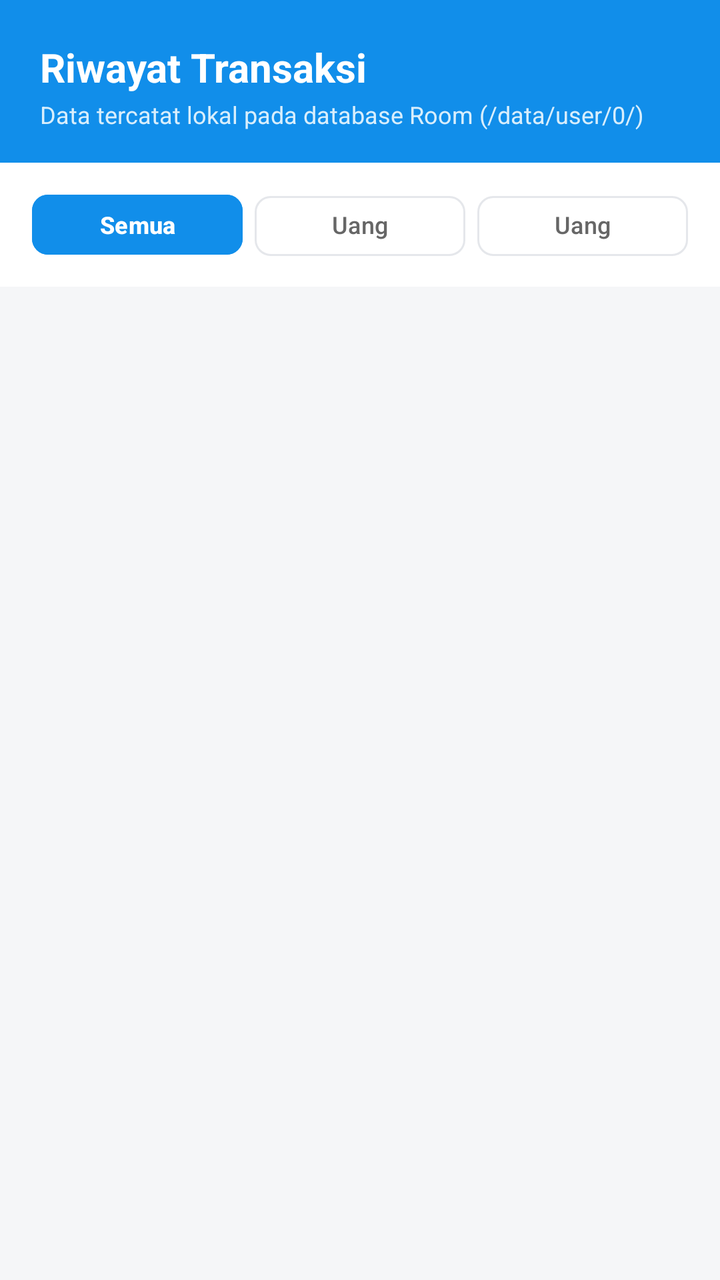
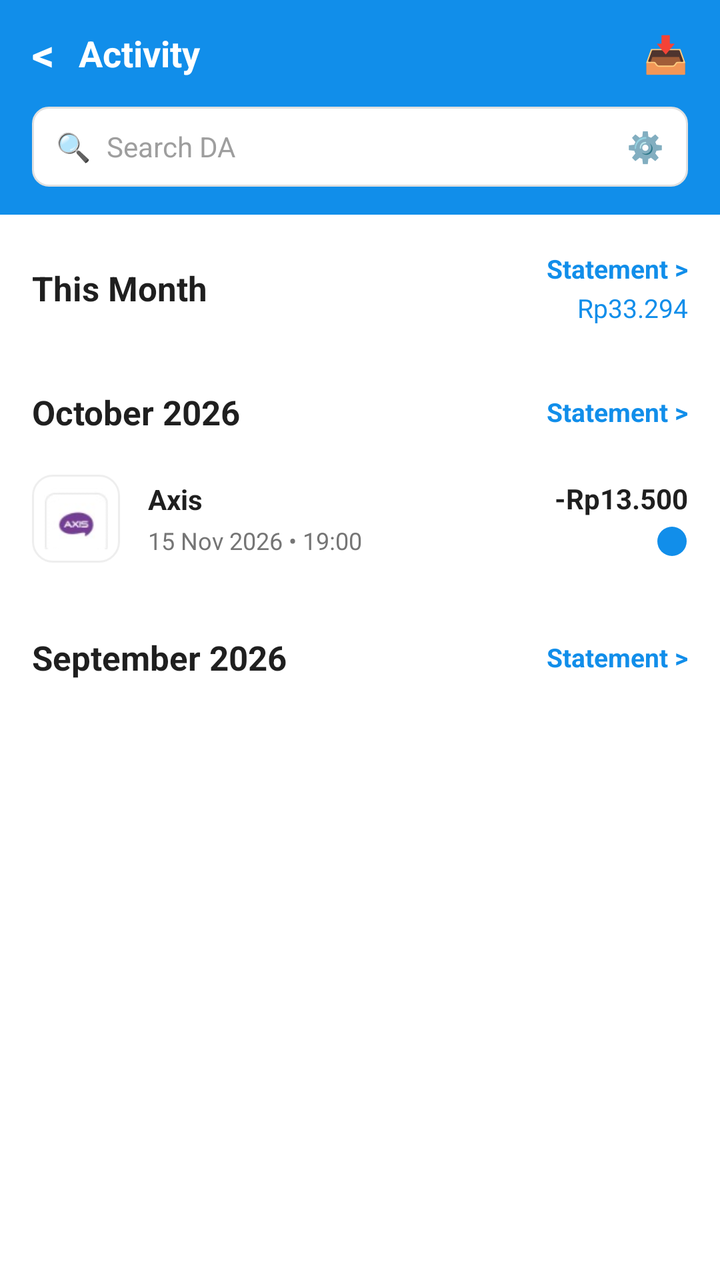

Two renders of the same Android screen: before a commit and after it. Below are the layout's source before the change and the commit's diff.
<!-- AndroidManifest.xml: application theme Theme.DanaClone -->
<!-- res/layout/fragment_riwayat.xml -->
<?xml version="1.0" encoding="utf-8"?>
<LinearLayout xmlns:android="http://schemas.android.com/apk/res/android"
    xmlns:app="http://schemas.android.com/apk/res-auto"
    android:layout_width="match_parent"
    android:layout_height="match_parent"
    android:background="@color/bg_page"
    android:orientation="vertical">

    
    <LinearLayout
        android:layout_width="match_parent"
        android:layout_height="wrap_content"
        android:background="@color/dana_blue"
        android:orientation="vertical"
        android:paddingStart="20dp"
        android:paddingTop="20dp"
        android:paddingEnd="20dp"
        android:paddingBottom="16dp">

        <TextView
            android:layout_width="wrap_content"
            android:layout_height="wrap_content"
            android:text="@string/riwayat_transaksi"
            android:textColor="@color/white"
            android:textSize="20sp"
            android:textStyle="bold" />

        <TextView
            android:layout_width="wrap_content"
            android:layout_height="wrap_content"
            android:layout_marginTop="2dp"
            android:text="Data tercatat lokal pada database Room (/data/user/0/)"
            android:textColor="#D8EEFC"
            android:textSize="12sp" />
    </LinearLayout>

    
    <LinearLayout
        android:layout_width="match_parent"
        android:layout_height="wrap_content"
        android:background="@color/white"
        android:orientation="horizontal"
        android:paddingStart="16dp"
        android:paddingTop="12dp"
        android:paddingEnd="16dp"
        android:paddingBottom="12dp">

        <com.google.android.material.button.MaterialButton
            android:id="@+id/tabSemua"
            style="@style/Widget.Material3.Button.TonalButton"
            android:layout_width="0dp"
            android:layout_height="38dp"
            android:layout_weight="1"
            android:layout_marginEnd="6dp"
            android:backgroundTint="@color/dana_blue"
            android:minHeight="38dp"
            android:text="@string/tab_semua"
            android:textColor="@color/white"
            android:textSize="12sp"
            android:textStyle="bold"
            app:cornerRadius="8dp" />

        <com.google.android.material.button.MaterialButton
            android:id="@+id/tabMasuk"
            style="@style/Widget.Material3.Button.OutlinedButton"
            android:layout_width="0dp"
            android:layout_height="38dp"
            android:layout_weight="1"
            android:layout_marginEnd="6dp"
            android:minHeight="38dp"
            android:text="@string/tab_masuk"
            android:textColor="@color/text_secondary"
            android:textSize="12sp"
            app:cornerRadius="8dp"
            app:strokeColor="@color/divider_line" />

        <com.google.android.material.button.MaterialButton
            android:id="@+id/tabKeluar"
            style="@style/Widget.Material3.Button.OutlinedButton"
            android:layout_width="0dp"
            android:layout_height="38dp"
            android:layout_weight="1"
            android:minHeight="38dp"
            android:text="@string/tab_keluar"
            android:textColor="@color/text_secondary"
            android:textSize="12sp"
            app:cornerRadius="8dp"
            app:strokeColor="@color/divider_line" />
    </LinearLayout>

    
    <FrameLayout
        android:layout_width="match_parent"
        android:layout_height="0dp"
        android:layout_weight="1">

        
        <LinearLayout
            android:id="@+id/stateLoading"
            android:layout_width="wrap_content"
            android:layout_height="wrap_content"
            android:layout_gravity="center"
            android:gravity="center"
            android:orientation="vertical"
            android:visibility="gone">

            <ProgressBar
                android:layout_width="44dp"
                android:layout_height="44dp"
                android:indeterminateTint="@color/dana_blue" />

            <TextView
                android:layout_width="wrap_content"
                android:layout_height="wrap_content"
                android:layout_marginTop="12dp"
                android:text="Memuat data transaksi internal..."
                android:textColor="@color/text_secondary"
                android:textSize="13sp" />
        </LinearLayout>

        
        <LinearLayout
            android:id="@+id/stateEmpty"
            android:layout_width="match_parent"
            android:layout_height="match_parent"
            android:gravity="center"
            android:orientation="vertical"
            android:padding="32dp"
            android:visibility="gone">

            <ImageView
                android:layout_width="80dp"
                android:layout_height="80dp"
                android:contentDescription="Riwayat Kosong"
                android:src="@drawable/ic_nav_history"
                app:tint="@color/text_muted" />

            <TextView
                android:layout_width="wrap_content"
                android:layout_height="wrap_content"
                android:layout_marginTop="16dp"
                android:text="@string/riwayat_empty_title"
                android:textColor="@color/text_primary"
                android:textSize="16sp"
                android:textStyle="bold" />

            <TextView
                android:layout_width="wrap_content"
                android:layout_height="wrap_content"
                android:layout_marginTop="6dp"
                android:gravity="center"
                android:text="@string/riwayat_empty_desc"
                android:textColor="@color/text_secondary"
                android:textSize="13sp" />
        </LinearLayout>

        
        <androidx.recyclerview.widget.RecyclerView
            android:id="@+id/rvTransactions"
            android:layout_width="match_parent"
            android:layout_height="match_parent"
            android:clipToPadding="false"
            android:paddingStart="16dp"
            android:paddingTop="12dp"
            android:paddingEnd="16dp"
            android:paddingBottom="16dp" />

    </FrameLayout>
</LinearLayout>
<!-- resources referenced by this layout -->
<resources>
  <color name="bg_page">#F5F6F8</color>
  <color name="dana_blue">#118EEA</color>
  <color name="divider_line">#E5E7EB</color>
  <color name="text_muted">#8E8E93</color>
  <color name="text_primary">#1A1A1A</color>
  <color name="text_secondary">#666666</color>
  <color name="white">#FFFFFF</color>
  <!-- drawable ic_nav_history (drawable) -->
  <vector xmlns:android="http://schemas.android.com/apk/res/android"
      android:width="24dp"
      android:height="24dp"
      android:viewportWidth="24"
      android:viewportHeight="24">
      <path
          android:fillColor="#8E8E93"
          android:pathData="M13,3c-4.97,0 -9,4.03 -9,9H1l3.89,3.89 0.07,0.14L9,12H6c0,-3.87 3.13,-7 7,-7s7,3.13 7,7 -3.13,7 -7,7c-1.93,0 -3.68,-0.79 -4.94,-2.06l-1.42,1.42C8.27,19.99 10.51,21 13,21c4.97,0 9,-4.03 9,-9s-4.03,-9 -9,-9zm-1,5v5l4.28,2.54 0.72,-1.21 -3.5,-2.08V8H12z"/>
  </vector>
  <string name="riwayat_empty_desc">Semua transaksi yang kamu lakukan akan tersimpan aman di sini.</string>
  <string name="riwayat_empty_title">Belum Ada Transaksi</string>
  <string name="riwayat_transaksi">Riwayat Transaksi</string>
  <string name="tab_keluar">Uang Keluar</string>
  <string name="tab_masuk">Uang Masuk</string>
  <string name="tab_semua">Semua</string>
  <style name="Theme.DanaClone" parent="Theme.Material3.Light.NoActionBar">
          
          <item name="android:statusBarColor">@color/dana_blue</item>
          <item name="android:windowLightStatusBar">false</item>
          <item name="android:navigationBarColor">@color/white</item>
          <item name="android:windowLightNavigationBar">true</item>
  
          
          <item name="colorPrimary">@color/dana_blue</item>
          <item name="colorPrimaryContainer">@color/dana_blue_light</item>
          <item name="colorOnPrimary">@color/white</item>
          <item name="colorSecondary">@color/dana_blue_dark</item>
          <item name="android:windowBackground">@color/bg_page</item>
      </style>
  <color name="dana_blue_light">#EAF4FD</color>
  <color name="dana_blue_dark">#0B6EBA</color>
</resources>

<!-- the commit's change to res/layout/fragment_riwayat.xml (unified diff, before → after) -->
@@ -3,7 +3,7 @@
     xmlns:app="http://schemas.android.com/apk/res-auto"
     android:layout_width="match_parent"
     android:layout_height="match_parent"
-    android:background="@color/bg_page"
+    android:background="@color/white"
     android:orientation="vertical">
 
     
@@ -12,158 +12,300 @@
         android:layout_height="wrap_content"
         android:background="@color/dana_blue"
         android:orientation="vertical"
-        android:paddingStart="20dp"
-        android:paddingTop="20dp"
-        android:paddingEnd="20dp"
-        android:paddingBottom="16dp">
-
-        <TextView
-            android:layout_width="wrap_content"
-            android:layout_height="wrap_content"
-            android:text="@string/riwayat_transaksi"
-            android:textColor="@color/white"
-            android:textSize="20sp"
-            android:textStyle="bold" />
-
-        <TextView
-            android:layout_width="wrap_content"
-            android:layout_height="wrap_content"
-            android:layout_marginTop="2dp"
-            android:text="Data tercatat lokal pada database Room (/data/user/0/)"
-            android:textColor="#D8EEFC"
-            android:textSize="12sp" />
-    </LinearLayout>
-
-    
-    <LinearLayout
-        android:layout_width="match_parent"
-        android:layout_height="wrap_content"
-        android:background="@color/white"
-        android:orientation="horizontal"
         android:paddingStart="16dp"
         android:paddingTop="12dp"
         android:paddingEnd="16dp"
-        android:paddingBottom="12dp">
-
-        <com.google.android.material.button.MaterialButton
-            android:id="@+id/tabSemua"
-            style="@style/Widget.Material3.Button.TonalButton"
-            android:layout_width="0dp"
-            android:layout_height="38dp"
-            android:layout_weight="1"
-            android:layout_marginEnd="6dp"
-            android:backgroundTint="@color/dana_blue"
-            android:minHeight="38dp"
-            android:text="@string/tab_semua"
-            android:textColor="@color/white"
-            android:textSize="12sp"
-            android:textStyle="bold"
-            app:cornerRadius="8dp" />
-
-        <com.google.android.material.button.MaterialButton
-            android:id="@+id/tabMasuk"
-            style="@style/Widget.Material3.Button.OutlinedButton"
-            android:layout_width="0dp"
-            android:layout_height="38dp"
-            android:layout_weight="1"
-            android:layout_marginEnd="6dp"
-            android:minHeight="38dp"
-            android:text="@string/tab_masuk"
-            android:textColor="@color/text_secondary"
-            android:textSize="12sp"
-            app:cornerRadius="8dp"
-            app:strokeColor="@color/divider_line" />
-
-        <com.google.android.material.button.MaterialButton
-            android:id="@+id/tabKeluar"
-            style="@style/Widget.Material3.Button.OutlinedButton"
-            android:layout_width="0dp"
-            android:layout_height="38dp"
-            android:layout_weight="1"
-            android:minHeight="38dp"
-            android:text="@string/tab_keluar"
-            android:textColor="@color/text_secondary"
-            android:textSize="12sp"
-            app:cornerRadius="8dp"
-            app:strokeColor="@color/divider_line" />
+        android:paddingBottom="14dp">
+
+        
+        <LinearLayout
+            android:layout_width="match_parent"
+            android:layout_height="wrap_content"
+            android:gravity="center_vertical"
+            android:orientation="horizontal">
+
+            <TextView
+                android:id="@+id/btnBackActivity"
+                android:layout_width="wrap_content"
+                android:layout_height="wrap_content"
+                android:paddingEnd="12dp"
+                android:text="&lt;"
+                android:textColor="@color/white"
+                android:textSize="22sp"
+                android:textStyle="bold" />
+
+            <TextView
+                android:layout_width="0dp"
+                android:layout_height="wrap_content"
+                android:layout_weight="1"
+                android:text="@string/activity_title"
+                android:textColor="@color/white"
+                android:textSize="18sp"
+                android:textStyle="bold" />
+
+            <TextView
+                android:id="@+id/btnExportActivity"
+                android:layout_width="wrap_content"
+                android:layout_height="wrap_content"
+                android:text="📥"
+                android:textColor="@color/white"
+                android:textSize="18sp" />
+        </LinearLayout>
+
+        
+        <LinearLayout
+            android:layout_width="match_parent"
+            android:layout_height="40dp"
+            android:layout_marginTop="12dp"
+            android:background="@drawable/bg_rounded_search_box"
+            android:gravity="center_vertical"
+            android:paddingStart="12dp"
+            android:paddingEnd="12dp"
+            android:orientation="horizontal">
+
+            <TextView
+                android:layout_width="wrap_content"
+                android:layout_height="wrap_content"
+                android:text="🔍"
+                android:textSize="14sp" />
+
+            <EditText
+                android:id="@+id/etSearchActivity"
+                android:layout_width="0dp"
+                android:layout_height="match_parent"
+                android:layout_marginStart="8dp"
+                android:layout_weight="1"
+                android:background="@null"
+                android:hint="@string/activity_search_hint"
+                android:imeOptions="actionSearch"
+                android:inputType="text"
+                android:textColor="#1F1F1F"
+                android:textColorHint="#9E9E9E"
+                android:textSize="14sp" />
+
+            <TextView
+                android:layout_width="wrap_content"
+                android:layout_height="wrap_content"
+                android:text="⚙️"
+                android:textSize="15sp" />
+        </LinearLayout>
     </LinearLayout>
 
     
-    <FrameLayout
+    <androidx.core.widget.NestedScrollView
         android:layout_width="match_parent"
         android:layout_height="0dp"
-        android:layout_weight="1">
-
-        
+        android:layout_weight="1"
+        android:fillViewport="true">
+
         <LinearLayout
-            android:id="@+id/stateLoading"
+            android:layout_width="match_parent"
+            android:layout_height="wrap_content"
+            android:orientation="vertical">
+
+            
+            <LinearLayout
+                android:layout_width="match_parent"
+                android:layout_height="wrap_content"
+                android:gravity="center_vertical"
+                android:orientation="horizontal"
+                android:paddingStart="16dp"
+                android:paddingTop="18dp"
+                android:paddingEnd="16dp"
+                android:paddingBottom="8dp">
+
+                <TextView
+                    android:layout_width="0dp"
+                    android:layout_height="wrap_content"
+                    android:layout_weight="1"
+                    android:text="@string/this_month"
+                    android:textColor="#1F1F1F"
+                    android:textSize="17sp"
+                    android:textStyle="bold" />
+
+                <LinearLayout
+                    android:layout_width="wrap_content"
+                    android:layout_height="wrap_content"
+                    android:gravity="end"
+                    android:orientation="vertical">
+
+                    <TextView
+                        android:layout_width="wrap_content"
+                        android:layout_height="wrap_content"
+                        android:text="Statement &gt;"
+                        android:textColor="@color/dana_blue"
+                        android:textSize="13sp"
+                        android:textStyle="bold" />
+
+                    <TextView
+                        android:layout_width="wrap_content"
+                        android:layout_height="wrap_content"
+                        android:layout_marginTop="2dp"
+                        android:text="Rp33.294"
+                        android:textColor="@color/dana_blue"
+                        android:textSize="13sp" />
+                </LinearLayout>
+            </LinearLayout>
+
+            
+            <androidx.recyclerview.widget.RecyclerView
+                android:id="@+id/rvTransactions"
+                android:layout_width="match_parent"
+                android:layout_height="wrap_content"
+                android:nestedScrollingEnabled="false" />
+
+            
+            <LinearLayout
+                android:layout_width="match_parent"
+                android:layout_height="wrap_content"
+                android:layout_marginTop="16dp"
+                android:gravity="center_vertical"
+                android:orientation="horizontal"
+                android:paddingStart="16dp"
+                android:paddingTop="8dp"
+                android:paddingEnd="16dp"
+                android:paddingBottom="8dp">
+
+                <TextView
+                    android:layout_width="0dp"
+                    android:layout_height="wrap_content"
+                    android:layout_weight="1"
+                    android:text="@string/october_2026"
+                    android:textColor="#1F1F1F"
+                    android:textSize="17sp"
+                    android:textStyle="bold" />
+
+                <TextView
+                    android:layout_width="wrap_content"
+                    android:layout_height="wrap_content"
+                    android:text="Statement &gt;"
+                    android:textColor="@color/dana_blue"
+                    android:textSize="13sp"
+                    android:textStyle="bold" />
+            </LinearLayout>
+
+            
+            <include
+                android:id="@+id/itemOctoberTiktok"
+                layout="@layout/item_transaction" />
+
+            
+            <LinearLayout
+                android:layout_width="match_parent"
+                android:layout_height="wrap_content"
+                android:layout_marginTop="16dp"
+                android:layout_marginBottom="32dp"
+                android:gravity="center_vertical"
+                android:orientation="horizontal"
+                android:paddingStart="16dp"
+                android:paddingTop="8dp"
+                android:paddingEnd="16dp"
+                android:paddingBottom="8dp">
+
+                <TextView
+                    android:layout_width="0dp"
+                    android:layout_height="wrap_content"
+                    android:layout_weight="1"
+                    android:text="@string/september_2026"
+                    android:textColor="#1F1F1F"
+                    android:textSize="17sp"
+                    android:textStyle="bold" />
+
+                <TextView
+                    android:layout_width="wrap_content"
+                    android:layout_height="wrap_content"
+                    android:text="Statement &gt;"
+                    android:textColor="@color/dana_blue"
+                    android:textSize="13sp"
+                    android:textStyle="bold" />
+            </LinearLayout>
+
+        </LinearLayout>
+    </androidx.core.widget.NestedScrollView>
+
+</LinearLayout>
+<!-- res/layout/item_transaction.xml (included above) -->
+<?xml version="1.0" encoding="utf-8"?>
+<LinearLayout xmlns:android="http://schemas.android.com/apk/res/android"
+    android:layout_width="match_parent"
+    android:layout_height="wrap_content"
+    android:background="@color/white"
+    android:gravity="center_vertical"
+    android:orientation="horizontal"
+    android:paddingStart="16dp"
+    android:paddingTop="12dp"
+    android:paddingEnd="16dp"
+    android:paddingBottom="12dp">
+
+    
+    <FrameLayout
+        android:layout_width="44dp"
+        android:layout_height="44dp"
+        android:background="@drawable/bg_rounded_icon_border">
+
+        <ImageView
+            android:id="@+id/ivTxLogo"
+            android:layout_width="32dp"
+            android:layout_height="32dp"
+            android:layout_gravity="center"
+            android:src="@drawable/ic_tx_axis"
+            android:contentDescription="Logo" />
+    </FrameLayout>
+
+    
+    <LinearLayout
+        android:layout_width="0dp"
+        android:layout_height="wrap_content"
+        android:layout_marginStart="14dp"
+        android:layout_weight="1"
+        android:orientation="vertical">
+
+        <TextView
+            android:id="@+id/tvTxTitle"
             android:layout_width="wrap_content"
             android:layout_height="wrap_content"
-            android:layout_gravity="center"
-            android:gravity="center"
-            android:orientation="vertical"
-            android:visibility="gone">
-
-            <ProgressBar
-                android:layout_width="44dp"
-                android:layout_height="44dp"
-                android:indeterminateTint="@color/dana_blue" />
-
-            <TextView
-                android:layout_width="wrap_content"
-                android:layout_height="wrap_content"
-                android:layout_marginTop="12dp"
-                android:text="Memuat data transaksi internal..."
-                android:textColor="@color/text_secondary"
-                android:textSize="13sp" />
-        </LinearLayout>
-
-        
-        <LinearLayout
-            android:id="@+id/stateEmpty"
-            android:layout_width="match_parent"
-            android:layout_height="match_parent"
-            android:gravity="center"
-            android:orientation="vertical"
-            android:padding="32dp"
-            android:visibility="gone">
-
-            <ImageView
-                android:layout_width="80dp"
-                android:layout_height="80dp"
-                android:contentDescription="Riwayat Kosong"
-                android:src="@drawable/ic_nav_history"
-                app:tint="@color/text_muted" />
-
-            <TextView
-                android:layout_width="wrap_content"
-                android:layout_height="wrap_content"
-                android:layout_marginTop="16dp"
-                android:text="@string/riwayat_empty_title"
-                android:textColor="@color/text_primary"
-                android:textSize="16sp"
-                android:textStyle="bold" />
-
-            <TextView
-                android:layout_width="wrap_content"
-                android:layout_height="wrap_content"
-                android:layout_marginTop="6dp"
-                android:gravity="center"
-                android:text="@string/riwayat_empty_desc"
-                android:textColor="@color/text_secondary"
-                android:textSize="13sp" />
-        </LinearLayout>
-
-        
-        <androidx.recyclerview.widget.RecyclerView
-            android:id="@+id/rvTransactions"
-            android:layout_width="match_parent"
-            android:layout_height="match_parent"
-            android:clipToPadding="false"
-            android:paddingStart="16dp"
-            android:paddingTop="12dp"
-            android:paddingEnd="16dp"
-            android:paddingBottom="16dp" />
-
-    </FrameLayout>
+            android:ellipsize="end"
+            android:maxLines="1"
+            android:text="Axis"
+            android:textColor="#1F1F1F"
+            android:textSize="14sp"
+            android:textStyle="bold" />
+
+        <TextView
+            android:id="@+id/tvTxTimestamp"
+            android:layout_width="wrap_content"
+            android:layout_height="wrap_content"
+            android:layout_marginTop="3dp"
+            android:text="15 Nov 2026 • 19:00"
+            android:textColor="#757575"
+            android:textSize="12sp" />
+    </LinearLayout>
+
+    
+    <LinearLayout
+        android:layout_width="wrap_content"
+        android:layout_height="wrap_content"
+        android:gravity="end"
+        android:orientation="vertical">
+
+        <TextView
+            android:id="@+id/tvTxAmount"
+            android:layout_width="wrap_content"
+            android:layout_height="wrap_content"
+            android:text="-Rp13.500"
+            android:textColor="#1F1F1F"
+            android:textSize="14sp"
+            android:textStyle="bold" />
+
+        <ImageView
+            android:id="@+id/ivTxBadge"
+            android:layout_width="16dp"
+            android:layout_height="16dp"
+            android:layout_marginTop="4dp"
+            android:src="@drawable/ic_dana_logo"
+            app:tint="@color/dana_blue"
+            xmlns:app="http://schemas.android.com/apk/res-auto"
+            android:contentDescription="DANA" />
+    </LinearLayout>
+
 </LinearLayout>
<!-- resource entries referenced after the edit -->
@@ -2,27 +2,46 @@
 <resources>
   <color name="bg_page">#F5F6F8</color>
   <color name="dana_blue">#118EEA</color>
-  <color name="divider_line">#E5E7EB</color>
-  <color name="text_muted">#8E8E93</color>
-  <color name="text_primary">#1A1A1A</color>
-  <color name="text_secondary">#666666</color>
   <color name="white">#FFFFFF</color>
-  <!-- drawable ic_nav_history (drawable) -->
+  <!-- drawable bg_rounded_icon_border (drawable) -->
+  <?xml version="1.0" encoding="utf-8"?>
+  <shape xmlns:android="http://schemas.android.com/apk/res/android"
+      android:shape="rectangle">
+      <solid android:color="@color/white" />
+      <stroke
+          android:width="1dp"
+          android:color="#EEEEEE" />
+      <corners android:radius="10dp" />
+  </shape>
+  <!-- drawable bg_rounded_search_box (drawable) -->
+  <?xml version="1.0" encoding="utf-8"?>
+  <shape xmlns:android="http://schemas.android.com/apk/res/android"
+      android:shape="rectangle">
+      <solid android:color="@color/white" />
+      <stroke
+          android:width="1dp"
+          android:color="#E0E0E0" />
+      <corners android:radius="8dp" />
+  </shape>
+  <!-- drawable ic_dana_logo (drawable) -->
   <vector xmlns:android="http://schemas.android.com/apk/res/android"
-      android:width="24dp"
-      android:height="24dp"
-      android:viewportWidth="24"
-      android:viewportHeight="24">
+      android:width="48dp"
+      android:height="48dp"
+      android:viewportWidth="48"
+      android:viewportHeight="48">
       <path
-          android:fillColor="#8E8E93"
-          android:pathData="M13,3c-4.97,0 -9,4.03 -9,9H1l3.89,3.89 0.07,0.14L9,12H6c0,-3.87 3.13,-7 7,-7s7,3.13 7,7 -3.13,7 -7,7c-1.93,0 -3.68,-0.79 -4.94,-2.06l-1.42,1.42C8.27,19.99 10.51,21 13,21c4.97,0 9,-4.03 9,-9s-4.03,-9 -9,-9zm-1,5v5l4.28,2.54 0.72,-1.21 -3.5,-2.08V8H12z"/>
+          android:fillColor="#118EEA"
+          android:pathData="M24,2A22,22 0 1,0 46,24,22 22 0 0,0 24,2Z"/>
+      <path
+          android:fillColor="#FFFFFF"
+          android:pathData="M16,14h8a10,10 0 0,1 10,10v0a10,10 0 0,1 -10,10h-8V14zm6,14h2a4,4 0 0,0 4,-4v0a4,4 0 0,0 -4,-4h-2v8z"/>
   </vector>
-  <string name="riwayat_empty_desc">Semua transaksi yang kamu lakukan akan tersimpan aman di sini.</string>
-  <string name="riwayat_empty_title">Belum Ada Transaksi</string>
-  <string name="riwayat_transaksi">Riwayat Transaksi</string>
-  <string name="tab_keluar">Uang Keluar</string>
-  <string name="tab_masuk">Uang Masuk</string>
-  <string name="tab_semua">Semua</string>
+  <!-- drawable ic_tx_axis: png bitmap (drawable, 3094 bytes) -->
+  <string name="activity_search_hint">Search DA</string>
+  <string name="activity_title">Activity</string>
+  <string name="october_2026">October 2026</string>
+  <string name="september_2026">September 2026</string>
+  <string name="this_month">This Month</string>
   <style name="Theme.DanaClone" parent="Theme.Material3.Light.NoActionBar">
           
           <item name="android:statusBarColor">@color/dana_blue</item>
